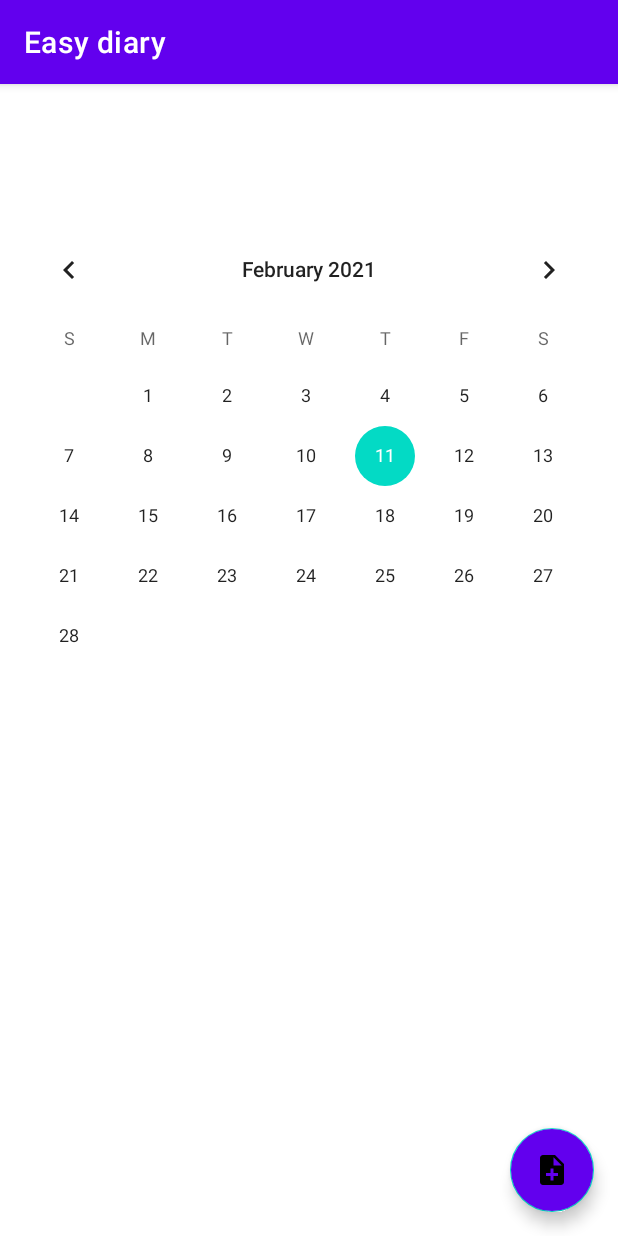
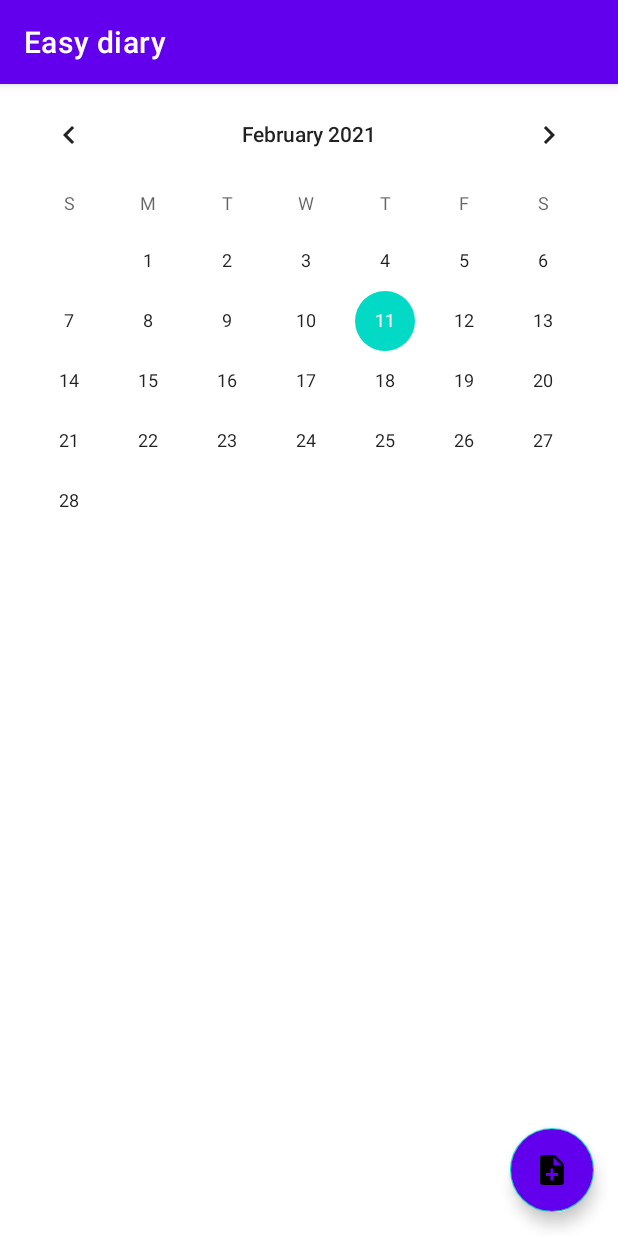
Before and after one commit to Nikita-kut/Diary-kotlin, an Android app: the screen it shows after launch (MainActivity), on a phone screen of 412 x 824 dp. Run offline under Robolectric (Android 15) with nearby library versions, the phone set to English and light mode, and no system bars; our stand-ins replace Room's generated code.

Commit message:
Working version

```diff
--- a/app/src/main/java/com/diary/nikita/kut/screens/details/TaskDetailsActivity.kt
+++ b/app/src/main/java/com/diary/nikita/kut/screens/details/TaskDetailsActivity.kt
@@ -19,7 +19,7 @@ class TaskDetailsActivity : AppCompatActivity() {
 
     private var task: Task? =
         null
-    private val toolbar: Toolbar by lazy { findViewById<Toolbar>(R.id.toolbarMain) }
+    private val toolbar: Toolbar by lazy { findViewById<Toolbar>(R.id.toolbar_activity_create_task) }
     private val etTitle: EditText by lazy { findViewById<EditText>(R.id.edit_text_task_title) }
     private val etDescription: EditText by lazy { findViewById<EditText>(R.id.edit_text_task_description) }
 
@@ -27,7 +27,11 @@ class TaskDetailsActivity : AppCompatActivity() {
     override fun onCreate(savedInstanceState: Bundle?) {
         super.onCreate(savedInstanceState)
         setContentView(R.layout.activity_create_task)
-        setToolbar()
+
+        toolbar.setTitle(R.string.create_task_activity_title)
+        setSupportActionBar(toolbar)
+        supportActionBar?.setDisplayHomeAsUpEnabled(true)
+        supportActionBar?.setHomeButtonEnabled(true)
 
         val intent = intent
         if (intent != null && intent.hasExtra(INTENT_TASK)) {
@@ -53,13 +57,6 @@ class TaskDetailsActivity : AppCompatActivity() {
         return true
     }
 
-    private fun setToolbar(): Toolbar {
-        setSupportActionBar(toolbar)
-        supportActionBar?.setDisplayHomeAsUpEnabled(true)
-        supportActionBar?.setHomeButtonEnabled(true)
-        toolbar.setTitle(R.string.create_task_activity_title)
-        return toolbar
-    }
 
     private fun saveToDo() {
         if (validateForms()) {
--- a/app/src/main/java/com/diary/nikita/kut/screens/main/Adapter.kt
+++ b/app/src/main/java/com/diary/nikita/kut/screens/main/Adapter.kt
@@ -1,20 +1,12 @@
 package com.diary.nikita.kut.screens.main
 
-import android.app.Activity
-import android.graphics.Paint
 import android.view.LayoutInflater
 import android.view.View
 import android.view.ViewGroup
-import android.widget.CheckBox
-import android.widget.Filter
-import android.widget.Filterable
-import android.widget.TextView
+import android.widget.*
 import androidx.recyclerview.widget.RecyclerView
-import androidx.recyclerview.widget.SortedList
 import com.diary.nikita.kut.R
-import com.diary.nikita.kut.data.DataBase
 import com.diary.nikita.kut.model.Task
-import com.diary.nikita.kut.screens.details.TaskDetailsActivity
 import java.util.*
 
 class Adapter(tdEvents: TdEvents) : RecyclerView.Adapter<Adapter.ViewHolder>(), Filterable {
@@ -44,6 +36,9 @@ class Adapter(tdEvents: TdEvents) : RecyclerView.Adapter<Adapter.ViewHolder>(),
             itemView.findViewById<TextView>(R.id.card_title).text = task.title
             itemView.findViewById<TextView>(R.id.card_description).text = task.description
             itemView.findViewById<CheckBox>(R.id.completed).isChecked = task.done
+            itemView.findViewById<ImageView>(R.id.delete).setOnClickListener {
+                listener.onItemDeleted(task, adapterPosition)
+            }
             itemView.setOnClickListener {
                 listener.onViewClicked(task)
             }
@@ -95,8 +90,4 @@ class Adapter(tdEvents: TdEvents) : RecyclerView.Adapter<Adapter.ViewHolder>(),
 
         }
     }
-
-    fun deleteItem(position: Int) {
-        listener.onItemDeleted(tasks[position], position)
-    }
 }
--- a/app/src/main/java/com/diary/nikita/kut/screens/main/MainActivity.kt
+++ b/app/src/main/java/com/diary/nikita/kut/screens/main/MainActivity.kt
@@ -3,10 +3,8 @@ package com.diary.nikita.kut.screens.main
 import android.app.Activity
 import android.content.Intent
 import android.os.Bundle
-import android.widget.CalendarView
-import android.widget.ImageView
-import android.widget.Toast
 import androidx.appcompat.app.AppCompatActivity
+import androidx.appcompat.widget.Toolbar
 import androidx.lifecycle.Observer
 import androidx.lifecycle.ViewModelProviders
 import androidx.recyclerview.widget.LinearLayoutManager
@@ -26,7 +24,9 @@ class MainActivity : AppCompatActivity(), Adapter.TdEvents {
         super.onCreate(savedInstanceState)
         setContentView(R.layout.activity_main)
 
-        setToolbar()
+        val toolbar: Toolbar = findViewById(R.id.toolbar_activity_main)
+        toolbar.setTitle(R.string.app_name)
+        setSupportActionBar(toolbar)
         setRecyclerView()
         setViewModel()
 
@@ -35,17 +35,6 @@ class MainActivity : AppCompatActivity(), Adapter.TdEvents {
             val intent = Intent(this, TaskDetailsActivity::class.java)
             startActivityForResult(intent, Constants.EXTRA_TASK)
         }
-
-        val deleteTask = findViewById<ImageView>(R.id.delete)
-        deleteTask.setOnClickListener {
-            taskViewModel.deleteTask()
-        }
-    }
-
-    private fun setToolbar() {
-        val toolbar: androidx.appcompat.widget.Toolbar = findViewById(R.id.toolbarMain)
-        toolbar.setTitle(R.string.app_name)
-        setSupportActionBar(toolbar)
     }
 
     private fun setRecyclerView() {
--- a/app/src/main/res/layout/activity_create_task.xml
+++ b/app/src/main/res/layout/activity_create_task.xml
@@ -6,14 +6,13 @@
     android:layout_height="match_parent">
 
     <com.google.android.material.appbar.AppBarLayout
-        android:id="@+id/app_bar_layout"
         android:layout_width="match_parent"
         android:layout_height="wrap_content"
         android:theme="@style/Theme.AppCompat.AppBarOverlay"
         tools:ignore="MissingConstraints">
 
         <androidx.appcompat.widget.Toolbar
-            android:id="@+id/toolbarMain"
+            android:id="@+id/toolbar_activity_create_task"
             android:layout_width="match_parent"
             android:layout_height="?attr/actionBarSize"
             app:popupTheme="@style/Theme.AppCompat.CompactMenu.PopupOverLay" />
--- a/app/src/main/res/layout/activity_main.xml
+++ b/app/src/main/res/layout/activity_main.xml
@@ -2,40 +2,60 @@
 <androidx.constraintlayout.widget.ConstraintLayout xmlns:android="http://schemas.android.com/apk/res/android"
     xmlns:app="http://schemas.android.com/apk/res-auto"
     xmlns:tools="http://schemas.android.com/tools"
+    android:id="@+id/container_main"
     android:layout_width="match_parent"
     android:layout_height="match_parent">
 
     <com.google.android.material.appbar.AppBarLayout
-        android:id="@+id/app_bar_layout"
+        android:id="@+id/app_bar"
         android:layout_width="match_parent"
         android:layout_height="wrap_content"
         android:theme="@style/Theme.AppCompat.AppBarOverlay"
         tools:ignore="MissingConstraints">
 
         <androidx.appcompat.widget.Toolbar
-            android:id="@+id/toolbarMain"
-            app:title="@string/app_name"
+            android:id="@+id/toolbar_activity_main"
             android:layout_width="match_parent"
             android:layout_height="?attr/actionBarSize"
             app:popupTheme="@style/Theme.AppCompat.CompactMenu.PopupOverLay" />
 
     </com.google.android.material.appbar.AppBarLayout>
 
-    <LinearLayout
-        android:layout_width="match_parent"
-        android:layout_height="678dp"
-        android:orientation="vertical"
+    <androidx.constraintlayout.widget.ConstraintLayout
+        android:id="@+id/container_content"
+        android:layout_width="0dp"
+        android:layout_height="0dp"
         app:layout_constraintBottom_toBottomOf="parent"
-        app:layout_constraintStart_toStartOf="parent">
+        app:layout_constraintStart_toStartOf="parent"
+        app:layout_constraintTop_toBottomOf="@id/app_bar"
+        app:layout_constraintEnd_toEndOf="parent">
+
 
         <CalendarView
             android:id="@+id/calendar_view"
             android:layout_width="match_parent"
-            android:layout_height="wrap_content" />
+            android:layout_height="0dp"
+            app:layout_constraintBottom_toTopOf="@id/recycler_view"
+            app:layout_constraintEnd_toEndOf="parent"
+            app:layout_constraintStart_toStartOf="parent"
+            app:layout_constraintTop_toTopOf="parent" />
 
-        <include layout="@layout/content_main" />
+        <androidx.recyclerview.widget.RecyclerView
+            android:id="@+id/recycler_view"
+            android:layout_width="match_parent"
+            android:layout_height="0dp"
+            android:layout_margin="8dp"
+            app:layout_behavior="@string/appbar_scrolling_view_behavior"
+            app:layout_constraintTop_toBottomOf="@id/calendar_view"
+            app:layout_constraintStart_toStartOf="parent"
+            app:layout_constraintBottom_toBottomOf="parent"
+            tools:context=".screens.main.MainActivity"
+            tools:listitem="@layout/task_item"
+            tools:showIn="@layout/activity_main">
 
-    </LinearLayout>
+        </androidx.recyclerview.widget.RecyclerView>
+    </androidx.constraintlayout.widget.ConstraintLayout>
+
 
     <com.google.android.material.floatingactionbutton.FloatingActionButton
         android:id="@+id/fab"
```
